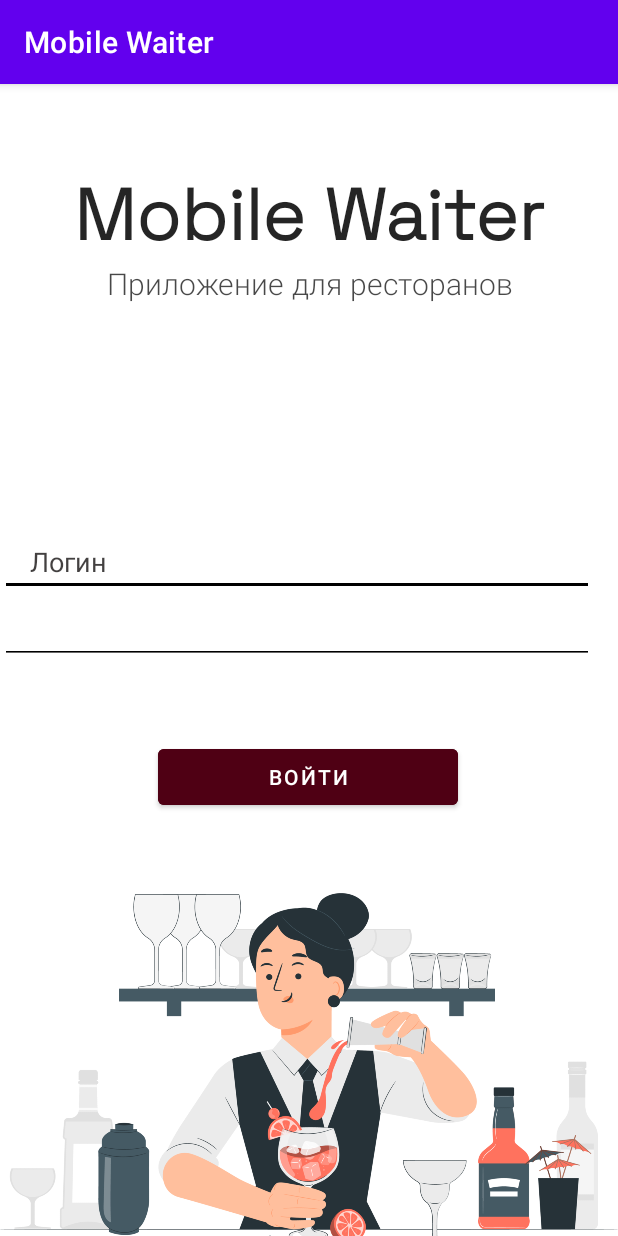
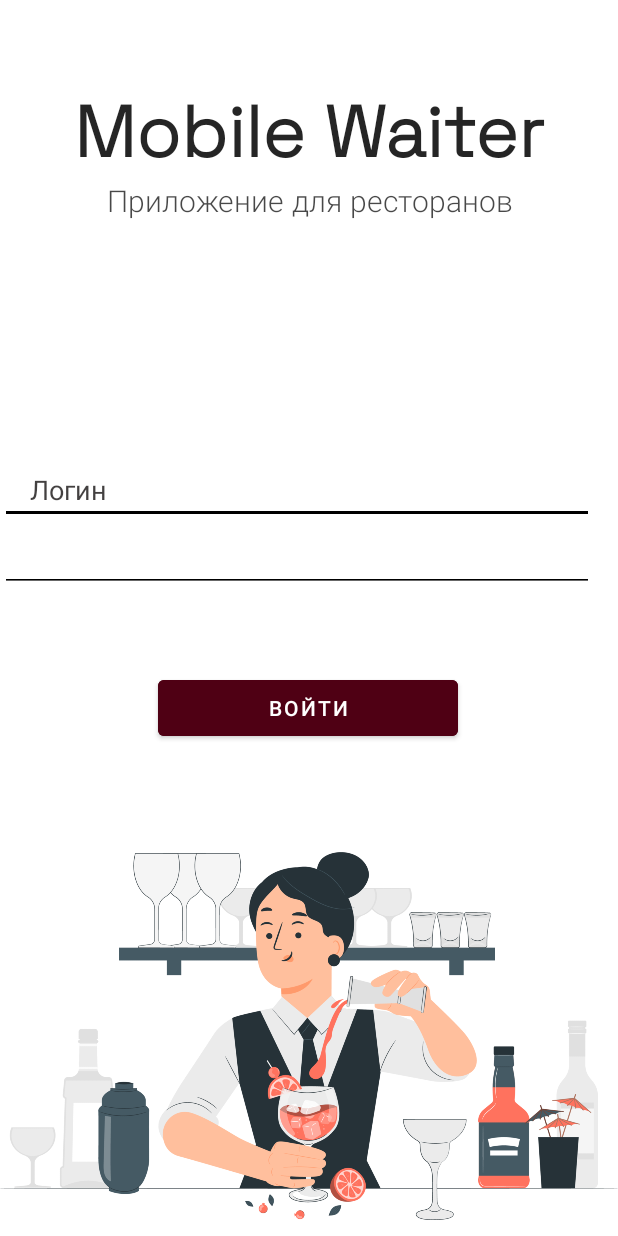
Before and after one commit to linilinn/third, an Android app: the screen it shows after launch (MainActivity), on a phone screen of 412 x 824 dp. Run offline under Robolectric (Android 15) with nearby library versions, the phone set to English and light mode, and no system bars.

Commit message:
second task

```diff
--- a/app/src/main/java/com/example/third/fragment/LogInFragment.java
+++ b/app/src/main/java/com/example/third/fragment/LogInFragment.java
@@ -1,5 +1,13 @@
 package com.example.third.fragment;
 
+import android.os.Bundle;
+import android.util.Log;
+import android.view.LayoutInflater;
+import android.view.View;
+import android.view.ViewGroup;
+import android.widget.Toast;
+import androidx.annotation.NonNull;
+import androidx.annotation.Nullable;
 import androidx.fragment.app.Fragment;
 
 import com.example.third.R;
@@ -8,4 +16,81 @@ public class LogInFragment extends Fragment {
     public LogInFragment() {
         super(R.layout.log_in_fragment);
     }
+    @Override
+    public void onCreate(@Nullable Bundle savedInstanceState) {
+        super.onCreate(savedInstanceState);
+        Toast.makeText(getContext(), "onCreate", Toast.LENGTH_LONG).show();
+        Log.i("Fragment", "onCreate");
+    }
+
+    @Nullable
+    @Override
+    public View onCreateView(@NonNull LayoutInflater inflater, @Nullable ViewGroup container, @Nullable Bundle savedInstanceState) {
+        Toast.makeText(getContext(), "onCreateView", Toast.LENGTH_LONG).show();
+        Log.i("Fragment", "onCreateView");
+        return super.onCreateView(inflater, container, savedInstanceState);
+    }
+
+    @Override
+    public void onViewCreated(@NonNull View view, @Nullable Bundle savedInstanceState) {
+        super.onViewCreated(view, savedInstanceState);
+        Toast.makeText(getContext(), "onViewCreated", Toast.LENGTH_LONG).show();
+        Log.i("Fragment", "onViewCreated");
+    }
+
+    @Override
+    public void onViewStateRestored(@Nullable Bundle savedInstanceState) {
+        super.onViewStateRestored(savedInstanceState);
+        Toast.makeText(getContext(), "onViewStateRestored", Toast.LENGTH_LONG).show();
+        Log.i("Fragment", "onViewStateRestored");
+    }
+
+    @Override
+    public void onStart() {
+        super.onStart();
+        Toast.makeText(getContext(), "onStart", Toast.LENGTH_LONG).show();
+        Log.i("Fragment", "onStart");
+    }
+
+    @Override
+    public void onResume() {
+        super.onResume();
+        Toast.makeText(getContext(), "onResume", Toast.LENGTH_LONG).show();
+        Log.i("Fragment", "onResume");
+    }
+
+    @Override
+    public void onPause() {
+        super.onPause();
+        Toast.makeText(getContext(), "onPause", Toast.LENGTH_LONG).show();
+        Log.i("Fragment", "onPause");
+    }
+
+    @Override
+    public void onStop() {
+        super.onStop();
+        Toast.makeText(getContext(), "onStop", Toast.LENGTH_LONG).show();
+        Log.i("Fragment", "onStop");
+    }
+
+    @Override
+    public void onSaveInstanceState(@NonNull Bundle outState) {
+        super.onSaveInstanceState(outState);
+        Toast.makeText(getContext(), "onSaveInstanceState", Toast.LENGTH_LONG).show();
+        Log.i("Fragment", "onSaveInstanceState");
+    }
+
+    @Override
+    public void onDestroyView() {
+        super.onDestroyView();
+        Toast.makeText(getContext(), "onDestroyView", Toast.LENGTH_LONG).show();
+        Log.i("Fragment", "onDestroyView");
+    }
+
+    @Override
+    public void onDestroy() {
+        super.onDestroy();
+        Toast.makeText(getContext(), "onDestroy", Toast.LENGTH_LONG).show();
+        Log.i("Fragment", "onDestroy");
+    }
 }
--- a/app/src/main/res/values-night/themes.xml
+++ b/app/src/main/res/values-night/themes.xml
@@ -1,6 +1,6 @@
 <resources xmlns:tools="http://schemas.android.com/tools">
     <!-- Base application theme. -->
-    <style name="Theme.Third" parent="Theme.MaterialComponents.DayNight.DarkActionBar">
+    <style name="Theme.Third" parent="Theme.MaterialComponents.DayNight.NoActionBar">
         <!-- Primary brand color. -->
         <item name="colorPrimary">@color/purple_200</item>
         <item name="colorPrimaryVariant">@color/purple_700</item>
@@ -12,5 +12,7 @@
         <!-- Status bar color. -->
         <item name="android:statusBarColor">?attr/colorPrimaryVariant</item>
         <!-- Customize your theme here. -->
+        <item name="windowNoTitle">true</item>
+        <item name="android:windowFullscreen">true</item>
     </style>
 </resources>
--- a/app/src/main/res/values/themes.xml
+++ b/app/src/main/res/values/themes.xml
@@ -1,6 +1,6 @@
 <resources xmlns:tools="http://schemas.android.com/tools">
     <!-- Base application theme. -->
-    <style name="Theme.Third" parent="Theme.MaterialComponents.DayNight.DarkActionBar">
+    <style name="Theme.Third" parent="Theme.MaterialComponents.DayNight.NoActionBar">
         <!-- Primary brand color. -->
         <item name="colorPrimary">@color/purple_500</item>
         <item name="colorPrimaryVariant">@color/purple_700</item>
@@ -12,5 +12,7 @@
         <!-- Status bar color. -->
         <item name="android:statusBarColor">?attr/colorPrimaryVariant</item>
         <!-- Customize your theme here. -->
+        <item name="windowNoTitle">true</item>
+        <item name="android:windowFullscreen">true</item>
     </style>
 </resources>
```
